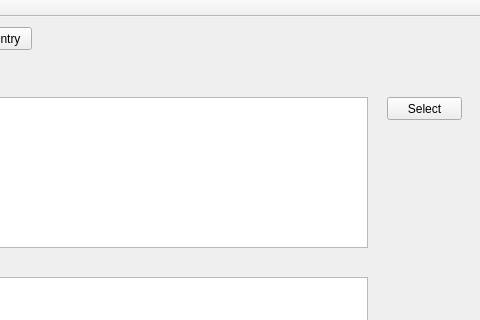
Before: the Qt Designer form mainwindow.ui in TripletESR/SampleDatabase, drawn with Qt 5; both pictures show x 233 to 713 and y 0 to 320 of the 713 by 506 pixel window.
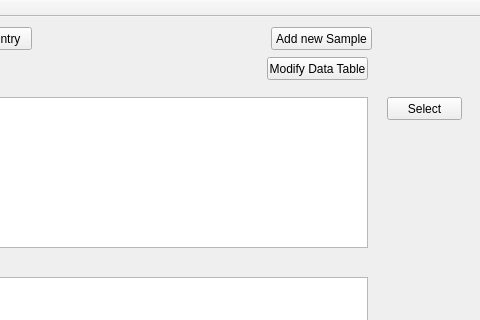
After: the same form once the commit is applied.

Commit message:
Added a NewSampleDialog class
only skeleton

Patch:
```diff
--- a/mainwindow.ui
+++ b/mainwindow.ui
@@ -75,6 +75,32 @@
      <string>Select</string>
     </property>
    </widget>
+   <widget class="QPushButton" name="pushButton">
+    <property name="geometry">
+     <rect>
+      <x>504</x>
+      <y>10</y>
+      <width>101</width>
+      <height>23</height>
+     </rect>
+    </property>
+    <property name="text">
+     <string>Add new Sample</string>
+    </property>
+   </widget>
+   <widget class="QPushButton" name="pushButton_2">
+    <property name="geometry">
+     <rect>
+      <x>500</x>
+      <y>40</y>
+      <width>101</width>
+      <height>23</height>
+     </rect>
+    </property>
+    <property name="text">
+     <string>Modify Data Table</string>
+    </property>
+   </widget>
   </widget>
   <widget class="QMenuBar" name="menuBar">
    <property name="geometry">
```
The commit also changes 6 other files.
